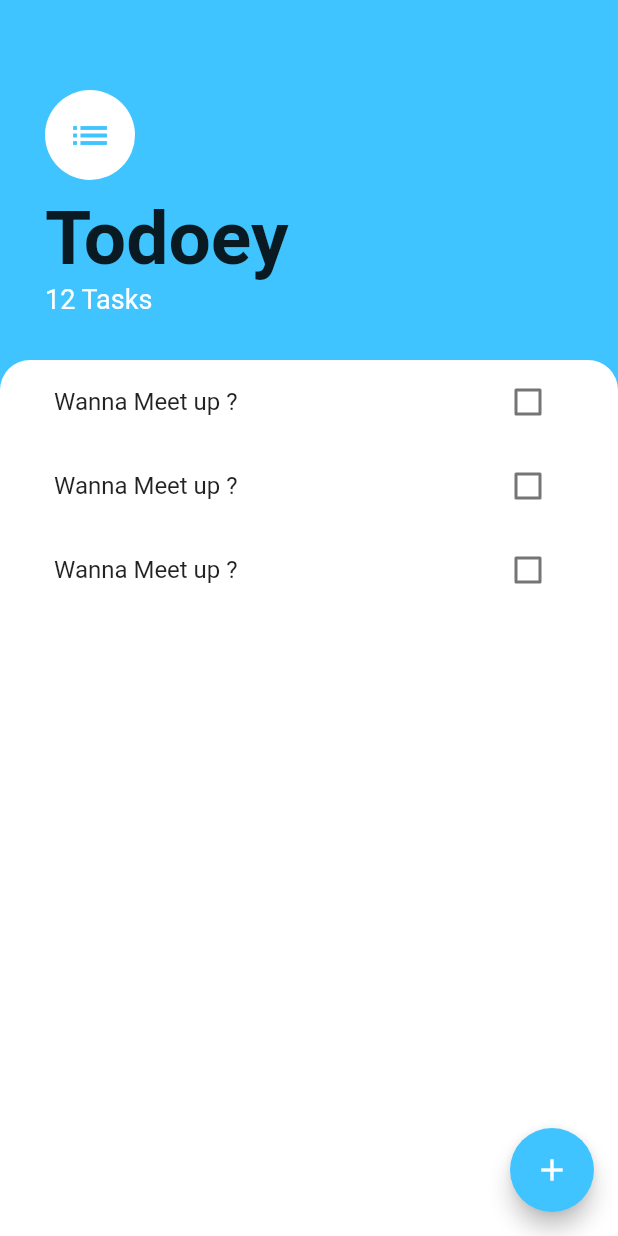
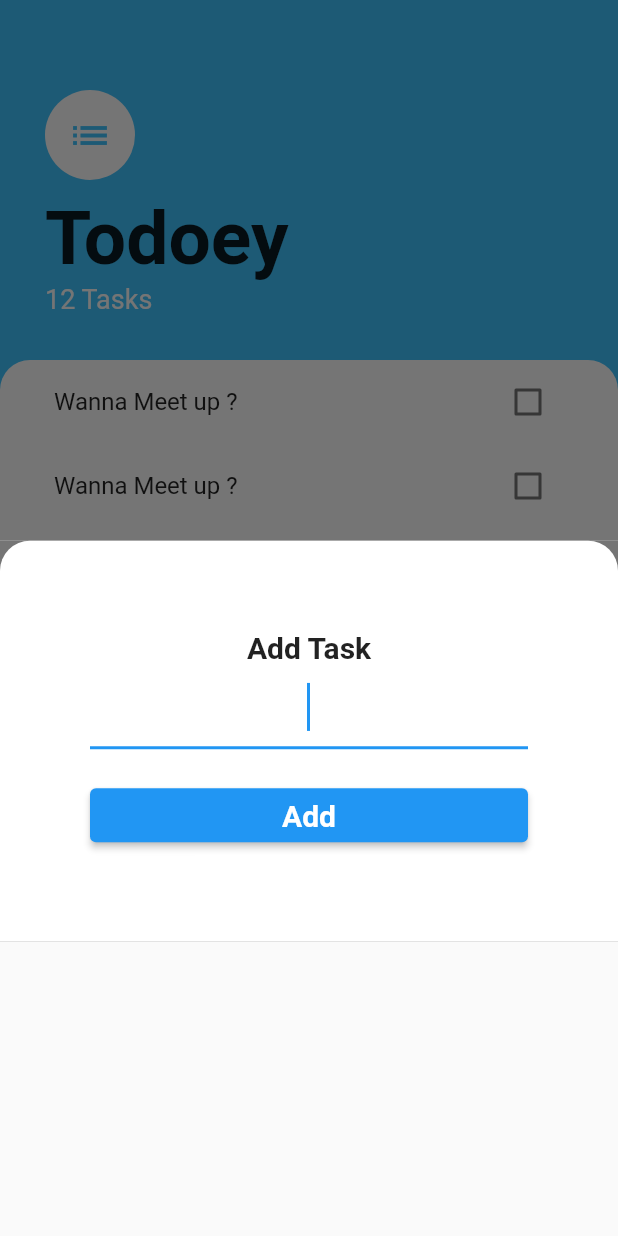
Before and after one commit to NdegwaJulius/Todoey-App, a Flutter app: the screen it shows after launch, after a tap on the "add" icon, on a phone screen of 412 x 824 dp. Run offline on Flutter 3.47's test engine with Material 2 defaults, Android fonts, the phone set to English and light mode, and no system bars.

```diff
--- /dev/null
+++ b/lib/screens/add-task-tree.dart
@@ -0,0 +1,53 @@
+import 'package:flutter/material.dart';
+class AddTaskScreen extends StatelessWidget {
+  const AddTaskScreen({Key? key}) : super(key: key);
+
+  @override
+  Widget build(BuildContext context) {
+    return Column(
+      children:<Widget> [
+        Container(
+          color: Color(0XFF757575),
+          child: Column(
+            children: [
+              Container(
+
+                decoration: BoxDecoration(
+                  color: Colors.white,
+                  borderRadius: BorderRadius.only(
+                    topLeft: Radius.circular(20.0),
+                    topRight: Radius.circular(20.0)
+                  )
+                ),
+                child: Padding(
+                  padding:  EdgeInsets.all(60.0),
+                  child: Column(
+                    crossAxisAlignment: CrossAxisAlignment.stretch,
+                    children: <Widget>[
+                      Text('Add Task',
+                        textAlign: TextAlign.center,
+                        style: TextStyle(fontSize: 20,fontWeight:FontWeight.bold),),
+                      TextFormField(
+                        autofocus: true,
+                        textAlign: TextAlign.center,
+                        style: TextStyle(height: 2),
+                      ),
+                      SizedBox(height: 20,),
+                      ElevatedButton(
+
+                          onPressed: (){},
+                          child: Text('Add',style: TextStyle(fontSize: 20,fontWeight: FontWeight.bold)))
+                    ],
+                  ),
+                ),
+              ),
+
+            ],
+          ),
+
+        ),
+
+      ],
+    );
+  }
+}
--- a/lib/screens/tasks_screen.dart
+++ b/lib/screens/tasks_screen.dart
@@ -1,8 +1,10 @@
 import 'package:flutter/material.dart';
+import 'package:todoey/screens/add-task-tree.dart';
 import 'package:todoey/screens/tasks_screen.dart';
 import 'package:todoey/widgets/tasks-list.dart';
 class TasksScreen extends StatelessWidget {
-  const TasksScreen({Key? key}) : super(key: key);
+  //Widget buildBottomSheet (BuildContext context) => Container();
+
 
   @override
   Widget build(BuildContext context) {
@@ -13,7 +15,7 @@ class TasksScreen extends StatelessWidget {
         backgroundColor: Colors.lightBlueAccent,
         child: Icon(Icons.add),
         onPressed: (){
-
+          showModalBottomSheet(context: context, builder:( context) => AddTaskScreen() );
         },
       ),
       body: Column(
```
